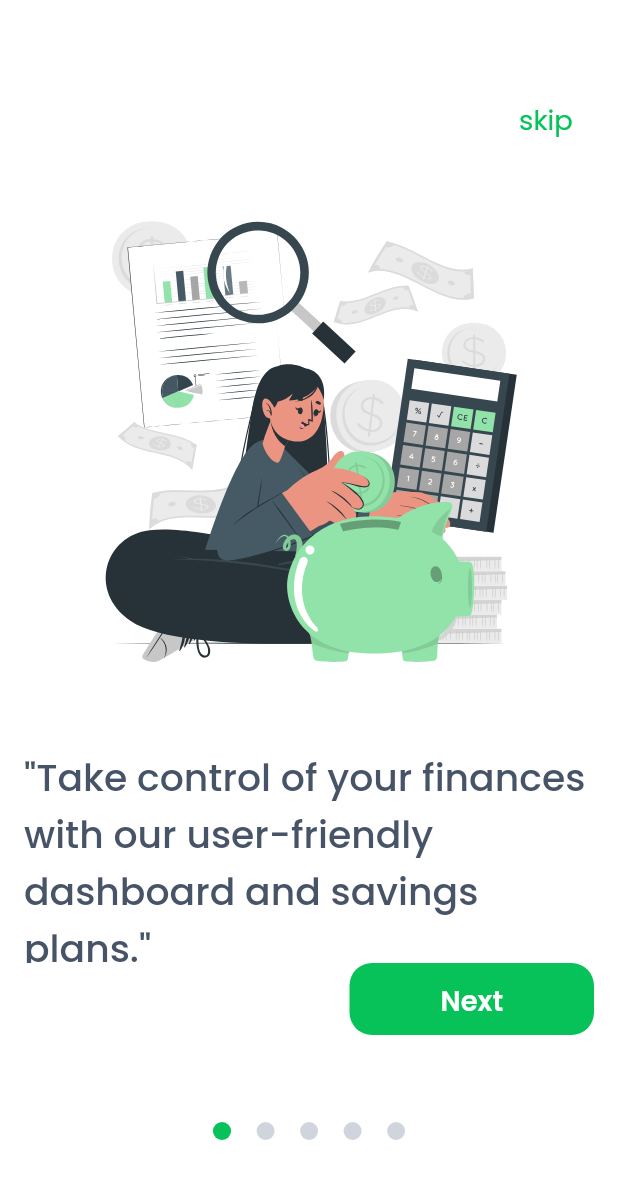
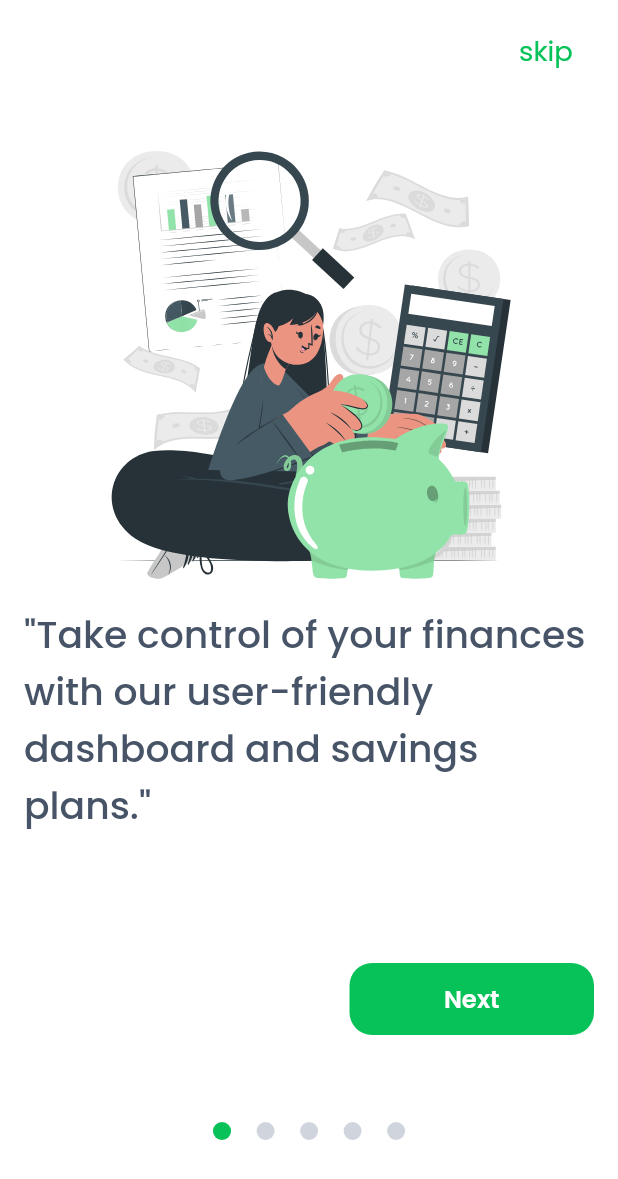
Before and after one commit to dev-juwon/Tap_Cash, a Flutter app: the screen it shows after launch, on a phone screen of 412 x 824 dp. Shown: the top 1179 px of the screen. Run offline on Flutter 3.47's test engine with Material 2 defaults, Android fonts, the phone set to English and light mode, and no system bars; drawn by our look-alikes of smooth_page_indicator; our stand-ins replace flutter_screenutil, flutter_svg, google_fonts, shared_preferences.

Commit message:
Complete OnBoarding Screen
Signed-off-by: HusseinMohamed <husseinhtm99@gmail.com>

```diff
--- a/lib/main.dart
+++ b/lib/main.dart
@@ -36,6 +36,8 @@ class MyApp extends StatelessWidget {
           designSize: const Size(360, 690),
           minTextAdapt: true,
           splitScreenMode: true,
+          scaleByHeight: true,
+          useInheritedMediaQuery: true,
           builder: (context, child) {
             return MaterialApp(
               debugShowCheckedModeBanner: false,
--- a/lib/presentation/screens/on_board_screen.dart
+++ b/lib/presentation/screens/on_board_screen.dart
@@ -24,26 +24,26 @@ class _OnBoardingScreenState extends State<OnBoardingScreen> {
     BoardingModel(
       image: Assets.imagesOnBoard1,
       title:
-          '"Take control of your finances\nwith our user-friendly\ndashboard and savings plans."',
+          '"Take control of your finances with our user-friendly dashboard and savings plans."',
     ),
     BoardingModel(
       image: Assets.imagesOnBoard2,
       title:
-          '"Get a bird\'s-eye view of your\naccounts and transactions with\nour dashboard."',
+          '"Get a bird\'s-eye view of your accounts and transactions with our dashboard."',
     ),
     BoardingModel(
       image: Assets.imagesOnBoard3,
-      title: '"Simplify your finances with\nour smart and secure e-wallet."',
+      title: '"Simplify your finances with our smart and secure e-wallet."',
     ),
     BoardingModel(
       image: Assets.imagesOnBoard4,
       title:
-          '"Pay with ease and security\nusing our smart card for\nonline and in-store purchases."',
+          '"Pay with ease and security using our smart card for online and in-store purchases."',
     ),
     BoardingModel(
       image: Assets.imagesOnBoard5,
       title:
-          '"Teach your kids financial\nresponsibility with our smart\nkids\' card and parental\ncontrols."',
+          '"Teach your kids financial responsibility with our smart kids\' card and parental controls."',
     ),
   ];
   bool isLast = false;
@@ -67,6 +67,7 @@ class _OnBoardingScreenState extends State<OnBoardingScreen> {
     SizeConfig().init(context);
     return Scaffold(
       appBar: AppBar(
+        toolbarHeight: 10,
         systemOverlayStyle: const SystemUiOverlayStyle(
           statusBarColor: Colors.white,
           statusBarIconBrightness: Brightness.dark,
@@ -155,6 +156,7 @@ class _OnBoardingScreenState extends State<OnBoardingScreen> {
                                   BorderRadius.all(Radius.circular(15)),
                               color: AppColors.primaryColor,
                             ),
+                            child: FittedBox(
                               child: Text(
                                 isLast ? "Get Started" : 'Next',
                                 textAlign: TextAlign.center,
@@ -162,6 +164,7 @@ class _OnBoardingScreenState extends State<OnBoardingScreen> {
                                   color: Colors.white,
                                   fontSize: 16.sp,
                                   fontWeight: FontWeight.w600,
+                                ),
                               ),
                             ),
                           ),
@@ -201,13 +204,14 @@ class _OnBoardingScreenState extends State<OnBoardingScreen> {
   Widget buildBoardingItem(BoardingModel model) => Column(
         children: [
           SizedBox(
-            height: 340,
+            height: 330,
             width: 340,
             child: SvgPicture.asset(model.image),
           ),
-          const SizedBox(height: 39),
           Text(
             model.title,
+            maxLines: 4,
+            textAlign: TextAlign.start,
             style: GoogleFonts.poppins(
               fontSize: 22.sp,
               color: AppColors.titleColor,
```
Lines whose indentation alone changed are shown as unchanged.
